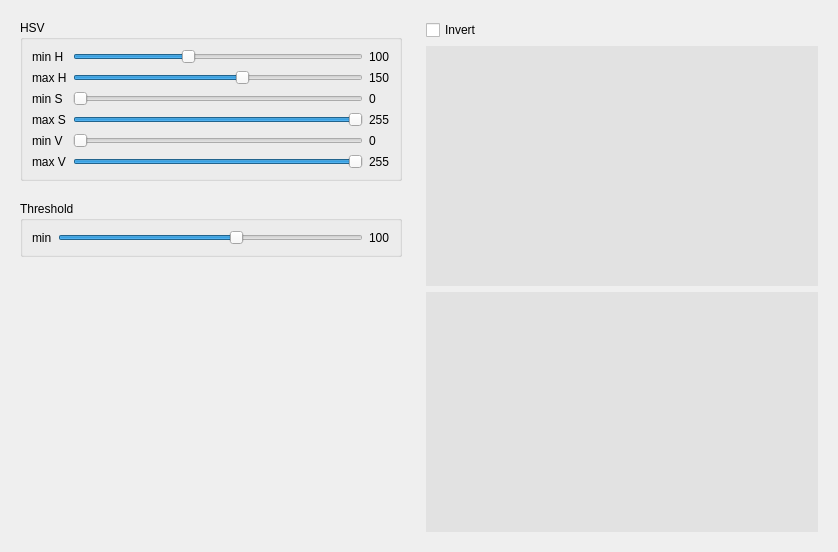
Before: the Qt Designer form FilterWindow.ui in deltaxrobot/Delta-X-Software, drawn with Qt 5.
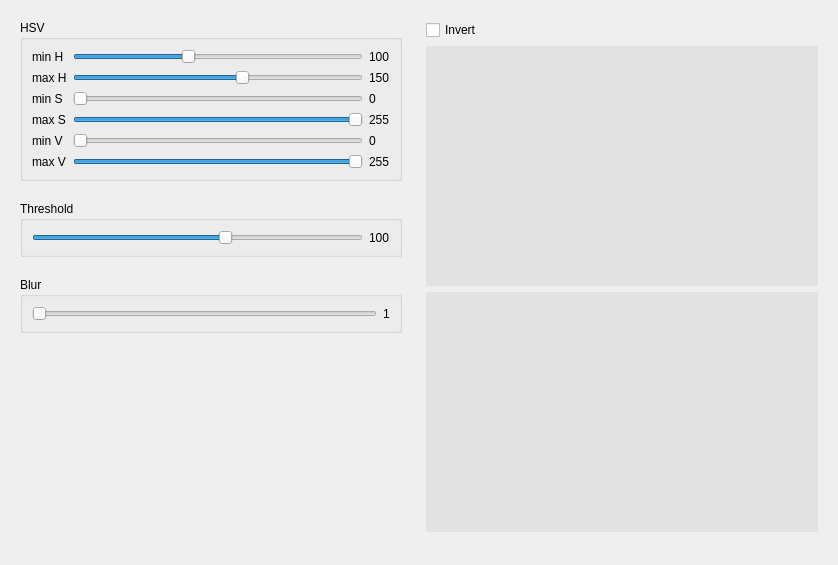
After: the same form once the commit is applied.

What changed in the file:
```diff
--- a/FilterWindow.ui
+++ b/FilterWindow.ui
@@ -7,7 +7,7 @@
     <x>0</x>
     <y>0</y>
     <width>838</width>
-    <height>545</height>
+    <height>565</height>
    </rect>
   </property>
   <property name="windowTitle">
@@ -15,7 +15,7 @@
   </property>
   <layout class="QHBoxLayout" name="horizontalLayout">
    <item>
-    <widget class="QFrame" name="">
+    <widget class="QFrame" name="frame">
      <property name="maximumSize">
       <size>
        <width>400</width>
@@ -215,33 +215,67 @@
          <string>Threshold</string>
         </property>
         <layout class="QGridLayout" name="gridLayout_2">
-         <item row="0" column="0">
-          <widget class="QLabel" name="label_7">
-           <property name="text">
-            <string>min</string>
-           </property>
-          </widget>
-         </item>
          <item row="0" column="1">
-          <widget class="QSlider" name="hsThreshold">
-           <property name="maximum">
-            <number>255</number>
-           </property>
-           <property name="value">
-            <number>150</number>
-           </property>
-           <property name="orientation">
-            <enum>Qt::Horizontal</enum>
-           </property>
-          </widget>
-         </item>
-         <item row="0" column="2">
           <widget class="QLabel" name="lbThreshold">
            <property name="text">
             <string>100</string>
            </property>
           </widget>
          </item>
+         <item row="0" column="0">
+          <widget class="QSlider" name="hsThreshold">
+           <property name="maximum">
+            <number>255</number>
+           </property>
+           <property name="value">
+            <number>150</number>
+           </property>
+           <property name="orientation">
+            <enum>Qt::Horizontal</enum>
+           </property>
+          </widget>
+         </item>
+        </layout>
+       </widget>
+      </item>
+      <item>
+       <widget class="QGroupBox" name="groupBox_3">
+        <property name="font">
+         <font>
+          <weight>50</weight>
+          <bold>false</bold>
+         </font>
+        </property>
+        <property name="title">
+         <string>Blur</string>
+        </property>
+        <layout class="QGridLayout" name="gridLayout_3">
+         <item row="0" column="1">
+          <widget class="QLabel" name="lbBlurSize">
+           <property name="text">
+            <string>1</string>
+           </property>
+          </widget>
+         </item>
+         <item row="0" column="0">
+          <widget class="QSlider" name="hsBlurSize">
+           <property name="minimum">
+            <number>1</number>
+           </property>
+           <property name="maximum">
+            <number>51</number>
+           </property>
+           <property name="singleStep">
+            <number>2</number>
+           </property>
+           <property name="value">
+            <number>1</number>
+           </property>
+           <property name="orientation">
+            <enum>Qt::Horizontal</enum>
+           </property>
+          </widget>
+         </item>
         </layout>
        </widget>
       </item>
@@ -262,7 +296,7 @@
     </widget>
    </item>
    <item>
-    <widget class="QFrame" name="">
+    <widget class="QFrame" name="frame">
      <layout class="QVBoxLayout" name="verticalLayout_2">
       <item>
        <widget class="QCheckBox" name="cbInvert">
```
